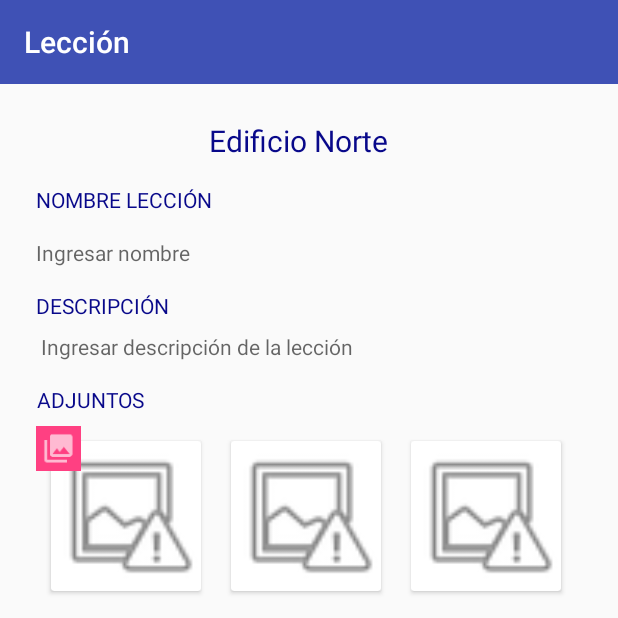
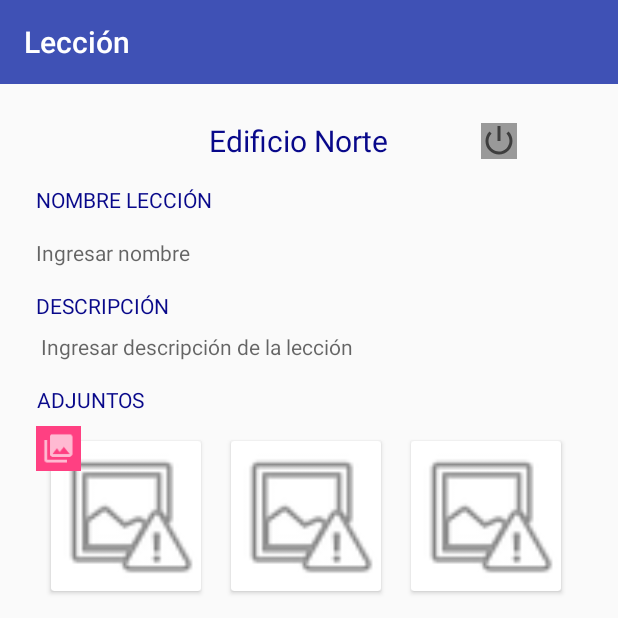
Before and after one commit to estebanmino/clapp, an Android app: the LessonActivity screen opened directly, with no data from a screen before it, on a phone screen of 412 x 824 dp, the top half of it. Run offline under Robolectric (Android 15) with nearby library versions, the light colour scheme and no system bars; libraries missing offline, so code that uses them is left out: com.amazonaws.auth, com.amazonaws.mobileconnectors, com.amazonaws.regions, com.amazonaws.services; 14 statements that could not run were skipped.

Commit message:
color boolean to test permissions

```diff
--- a/app/build.gradle
+++ b/app/build.gradle
@@ -5,7 +5,7 @@ android {
     buildToolsVersion "26.0.1"
     defaultConfig {
         applicationId "com.construapp.construapp"
-        minSdkVersion 21
+        minSdkVersion 18
         targetSdkVersion 26
         versionCode 1
         versionName "1.0"
--- a/app/src/main/java/com/construapp/construapp/LessonActivity.java
+++ b/app/src/main/java/com/construapp/construapp/LessonActivity.java
@@ -2,6 +2,7 @@ package com.construapp.construapp;
 
 import android.content.Context;
 import android.content.Intent;
+import android.graphics.Color;
 import android.os.Bundle;
 import android.os.Environment;
 import android.support.v7.app.AppCompatActivity;
@@ -9,6 +10,7 @@ import android.support.v7.widget.LinearLayoutManager;
 import android.support.v7.widget.RecyclerView;
 import android.support.v7.widget.Toolbar;
 import android.view.View;
+import android.widget.ImageView;
 import android.widget.TextView;
 import android.content.SharedPreferences;
 
@@ -52,13 +54,25 @@ public class LessonActivity extends AppCompatActivity {
         setContentView(R.layout.activity_lesson);
         Toolbar toolbar = (Toolbar) findViewById(R.id.toolbar);
         setSupportActionBar(toolbar);
+        constants = new Constants();
 
-        TextView nombre_proyecto = (TextView) findViewById(R.id.text_lesson_name);
-        TextView descripcion_leccion = (TextView) findViewById(R.id.text_lesson_description);
+        final TextView lesson_name = (TextView) findViewById(R.id.text_lesson_name);
+        TextView lesson_description = (TextView) findViewById(R.id.text_lesson_description);
         SharedPreferences spl = getSharedPreferences("Lesson", Context.MODE_PRIVATE);
 
-        nombre_proyecto.setText(spl.getString("lesson_name", ""));
-        descripcion_leccion.setText(spl.getString("lesson_description", ""));
+        final ImageView color_boolean = (ImageView) findViewById(R.id.star);
+        color_boolean.setTag(0);
+        color_boolean.setOnClickListener(new View.OnClickListener() {
+            @Override
+            public void onClick(View view) {
+                color_boolean.setTag((int)color_boolean.getTag() + 1);
+                constants.setBackground(color_boolean,(Integer) view.getTag());
+            }
+        });
+
+        lesson_name.setText(spl.getString("lesson_name", ""));
+        lesson_description.setText(spl.getString("lesson_description", ""));
+
 
         setLesson();
 
@@ -90,7 +104,6 @@ public class LessonActivity extends AppCompatActivity {
         mDocumentsRecyclerView.setAdapter(multimediaDocumentAdapter);
 
         // Create an S3 client
-        constants = new Constants();
         AmazonS3 s3 = new AmazonS3Client(constants.getCredentialsProvider(LessonActivity.this));
         transferUtility = new TransferUtility(s3, LessonActivity.this);
 
@@ -153,4 +166,6 @@ public class LessonActivity extends AppCompatActivity {
     }
 
 
+
+
 }
--- a/app/src/main/java/com/construapp/construapp/LessonsFragment.java
+++ b/app/src/main/java/com/construapp/construapp/LessonsFragment.java
@@ -11,6 +11,7 @@ import android.view.View;
 import android.view.ViewGroup;
 import android.content.SharedPreferences;
 import android.widget.AdapterView;
+import android.widget.ImageView;
 import android.widget.ListView;
 import android.widget.Toast;
 import android.content.SharedPreferences;
@@ -34,7 +35,6 @@ public class LessonsFragment extends Fragment {
     public View onCreateView(LayoutInflater inflater, ViewGroup container,
                              Bundle savedInstanceState) {
         // Inflate the layout for this fragment
-
         ArrayList<Lesson> lessonList = new ArrayList<>();
         SharedPreferences sharedpreferences = getActivity().getSharedPreferences("ConstruApp", Context.MODE_PRIVATE);
         String company_id = sharedpreferences.getString("company_id", "");
--- a/app/src/main/res/layout/activity_lesson.xml
+++ b/app/src/main/res/layout/activity_lesson.xml
@@ -233,6 +233,22 @@
                 app:layout_constraintVertical_bias="0.0"
                 app:srcCompat="@drawable/ic_task_dark" />
 
+            <ImageView
+                android:id="@+id/star"
+                android:layout_width="wrap_content"
+                android:layout_height="wrap_content"
+                android:layout_marginBottom="0dp"
+                android:layout_marginLeft="8dp"
+                android:layout_marginRight="8dp"
+                android:layout_marginTop="0dp"
+                android:background="#999999"
+                app:layout_constraintBottom_toBottomOf="@+id/text_project_name"
+                app:layout_constraintHorizontal_bias="0.507"
+                app:layout_constraintLeft_toRightOf="@+id/text_project_name"
+                app:layout_constraintRight_toRightOf="parent"
+                app:layout_constraintTop_toTopOf="@+id/text_project_name"
+                app:srcCompat="@android:drawable/ic_lock_power_off" />
+
         </android.support.constraint.ConstraintLayout>
     </android.support.v4.widget.NestedScrollView>
 
--- a/app/src/main/res/layout/fragment_lessons.xml
+++ b/app/src/main/res/layout/fragment_lessons.xml
@@ -1,4 +1,5 @@
 <FrameLayout xmlns:android="http://schemas.android.com/apk/res/android"
+    xmlns:app="http://schemas.android.com/apk/res-auto"
     xmlns:tools="http://schemas.android.com/tools"
     android:layout_width="match_parent"
     android:layout_height="match_parent"
```
Also changed, not shown: app/src/main/java/com/construapp/construapp/models/Constants.java (+15 -1 lines).
